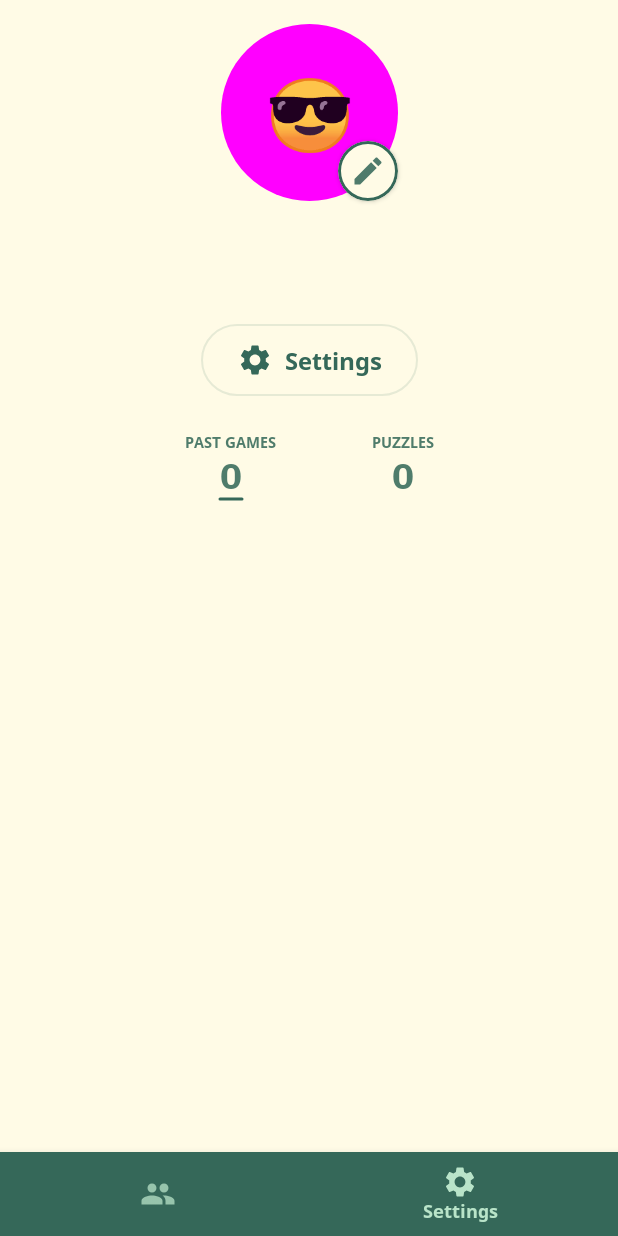
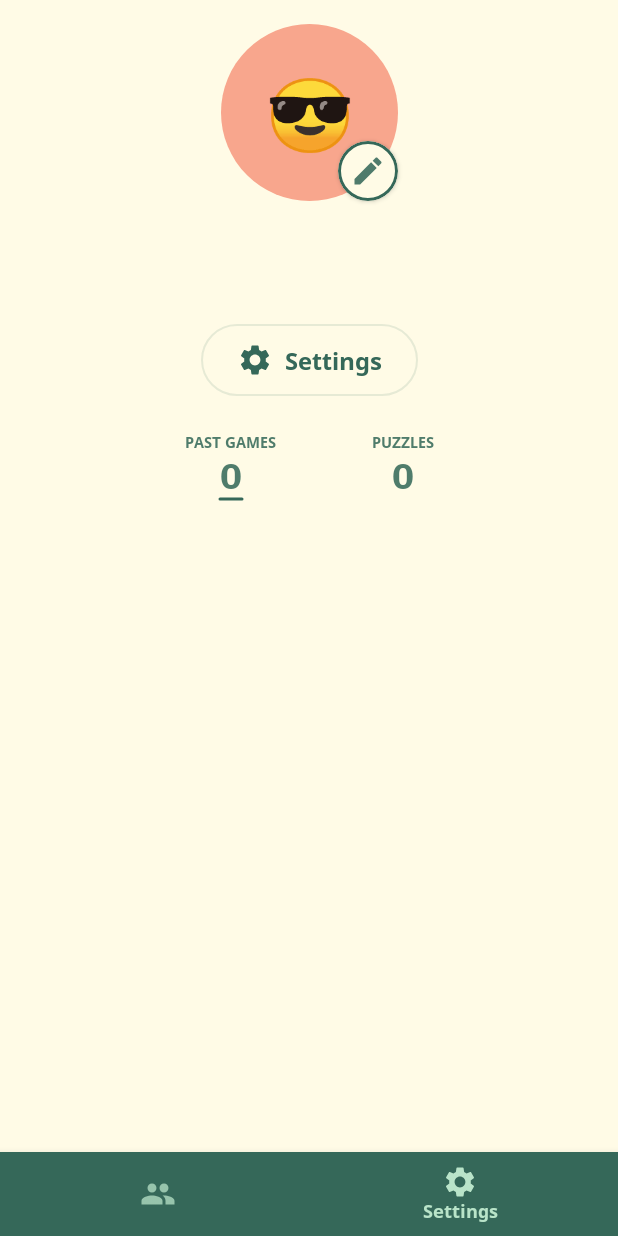
Before and after one commit to epfl-SDP/android, an Android app built with Jetpack Compose: the StatefulProfileScreen screen opened through its navigation route, on a phone screen of 412 x 824 dp. Run offline under Robolectric (Android 15) with nearby library versions, the phone set to English and light mode, and no system bars; our stand-ins replace Firebase (no records; nobody signed in at launch, a user with empty details on screens opened directly).

Commit message:
Make `ProfileColor` a `data class`

```diff
--- a/mobile/src/main/java/ch/epfl/sdp/mobile/application/ProfileColor.kt
+++ b/mobile/src/main/java/ch/epfl/sdp/mobile/application/ProfileColor.kt
@@ -1,20 +1,20 @@
 package ch.epfl.sdp.mobile.application
 
-import androidx.compose.ui.graphics.Color
+/**
+ * A class representing the different colors that the profile picture background might take. It may
+ * contain arbitrary [String], but some default values are provided in [ProfileColor.Companion].
+ *
+ * @constructor creates a new [ProfileColor].
+ * @param hex the string representation of the color.
+ */
+data class ProfileColor(val hex: String) {
 
-/**
- * An enumeration representing the different colors which can be used as the background of a profile
- * picture.
- */
-enum class ProfileColor {
-  Pink,
-  Blue;
+  companion object {
 
-  // TODO : This belongs to a separate package.
-  fun getColorForProfile(): Color {
-    return when (this) {
-      Pink -> Color.Magenta
-      Blue -> Color.Blue
-    }
+    /** A soft orange value. */
+    val Orange = ProfileColor("#FFF8A68D")
+
+    /** A default color. */
+    val Default = Orange
   }
 }
--- a/mobile/src/main/java/ch/epfl/sdp/mobile/application/authentication/AuthenticatedUser.kt
+++ b/mobile/src/main/java/ch/epfl/sdp/mobile/application/authentication/AuthenticatedUser.kt
@@ -18,32 +18,11 @@ class AuthenticatedUser(
     document: ProfileDocument?,
 ) : AuthenticationUser, Profile by document.toProfile() {
 
-  override val emoji: String = document?.emoji ?: "😎"
-
-  override val backgroundColor: ProfileColor =
-      when (document?.backgroundColor) {
-        // TODO : Add more colors.
-        "pink" -> ProfileColor.Pink
-        else -> ProfileColor.Pink
-      }
-
-  override val name: String = document?.name ?: ""
-
   val email: String = user.email ?: ""
 
   class UpdateScope(private val scope: DocumentEditScope) {
-
     fun emoji(emoji: String): Unit = scope.set("emoji", emoji)
-
-    // TODO : De-uglify this.
-    fun backgroundColor(color: ProfileColor?) {
-      scope["backgroundColor"] =
-          when (color) {
-            ProfileColor.Pink -> "pink"
-            else -> null
-          }
-    }
-
+    fun backgroundColor(color: ProfileColor?) = scope.set("backgroundColor", color?.hex)
     fun name(name: String) = scope.set("name", name)
   }
 
@@ -72,6 +51,6 @@ private fun ProfileDocument?.toProfile(): Profile {
     override val emoji: String = this@toProfile?.emoji ?: "😎"
     override val name: String = this@toProfile?.name ?: ""
     override val backgroundColor: ProfileColor =
-        ProfileColor.Pink // TODO: Fix these proliferating colors
+        this@toProfile?.backgroundColor?.let(::ProfileColor) ?: ProfileColor.Default
   }
 }
--- /dev/null
+++ b/mobile/src/main/java/ch/epfl/sdp/mobile/state/ProfileColor.kt
@@ -0,0 +1,19 @@
+package ch.epfl.sdp.mobile.state
+
+import android.graphics.Color as NativeColor
+import androidx.compose.ui.graphics.Color
+import ch.epfl.sdp.mobile.application.ProfileColor
+
+/** The [Regex] which can figure out if a string is a valid ARGB hex color. */
+private val ARGBPattern = Regex("#[0-9a-fA-F]{8}")
+
+/**
+ * Transforms this [ProfileColor] into a compose-friendly [Color].
+ *
+ * @receiver the [ProfileColor] which is transformed.
+ * @return the transformed [Color].
+ */
+fun ProfileColor.toColor(): Color {
+  val color = takeIf { ARGBPattern.matches(hex) } ?: ProfileColor.Default
+  return Color(NativeColor.parseColor(color.hex))
+}
--- a/mobile/src/main/java/ch/epfl/sdp/mobile/state/StatefulProfileScreen.kt
+++ b/mobile/src/main/java/ch/epfl/sdp/mobile/state/StatefulProfileScreen.kt
@@ -16,7 +16,7 @@ class AuthenticatedUserProfileScreenState(
   override val pastGamesCount = 0
   override val puzzlesCount = 0
   override val matches = emptyList<ChessMatch>()
-  override val backgroundColor = ProfileColor.Pink
+  override val backgroundColor = ProfileColor.Orange
   override val name = user.name
   override val emoji = user.emoji
 
--- a/mobile/src/main/java/ch/epfl/sdp/mobile/ui/profile/ProfileStateScreen.kt
+++ b/mobile/src/main/java/ch/epfl/sdp/mobile/ui/profile/ProfileStateScreen.kt
@@ -21,6 +21,7 @@ import androidx.compose.ui.draw.shadow
 import androidx.compose.ui.graphics.vector.ImageVector
 import androidx.compose.ui.unit.dp
 import ch.epfl.sdp.mobile.state.LocalLocalizedStrings
+import ch.epfl.sdp.mobile.state.toColor
 import ch.epfl.sdp.mobile.ui.PawniesIcons
 import ch.epfl.sdp.mobile.ui.SectionSocial
 import ch.epfl.sdp.mobile.ui.i18n.LocalizedStrings
@@ -127,8 +128,7 @@ fun ProfilePicture(
     modifier: Modifier = Modifier,
 ) {
   Box(
-      modifier =
-          modifier.size(118.dp).background(state.backgroundColor.getColorForProfile(), CircleShape),
+      modifier = modifier.size(118.dp).background(state.backgroundColor.toColor(), CircleShape),
       contentAlignment = Alignment.Center,
   ) {
     Text(state.emoji, style = MaterialTheme.typography.h3)
```
Also changed, not shown: mobile/src/main/java/ch/epfl/sdp/mobile/ui/social/SocialScreen.kt (+2 -18 lines), 5 other files.
